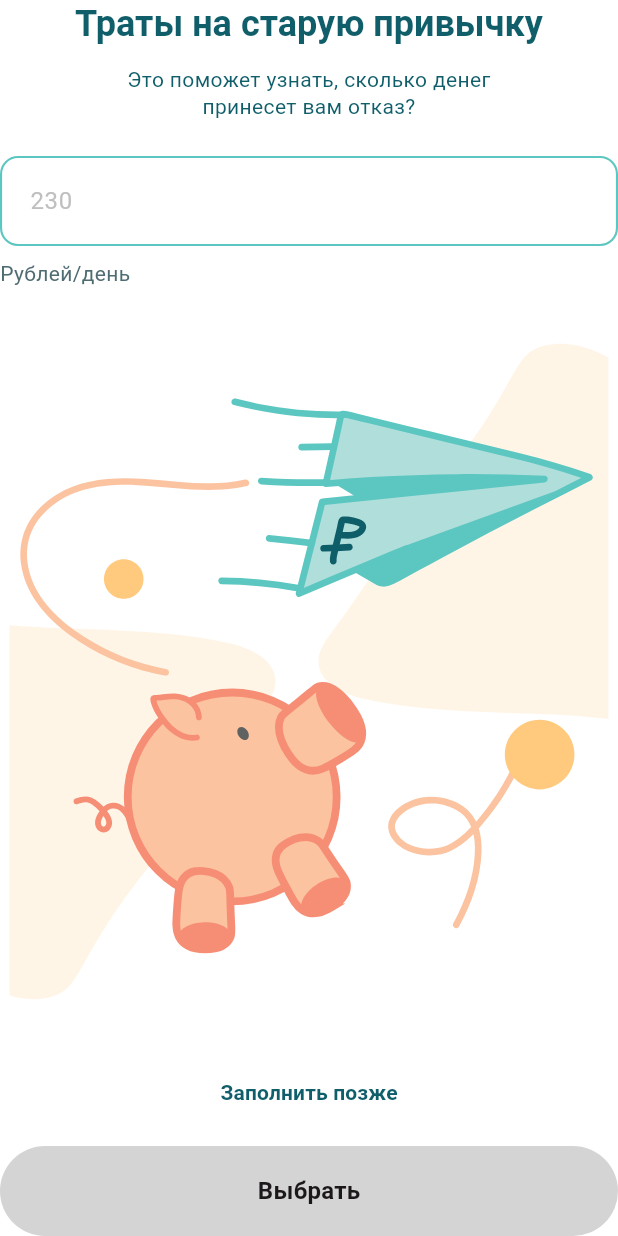
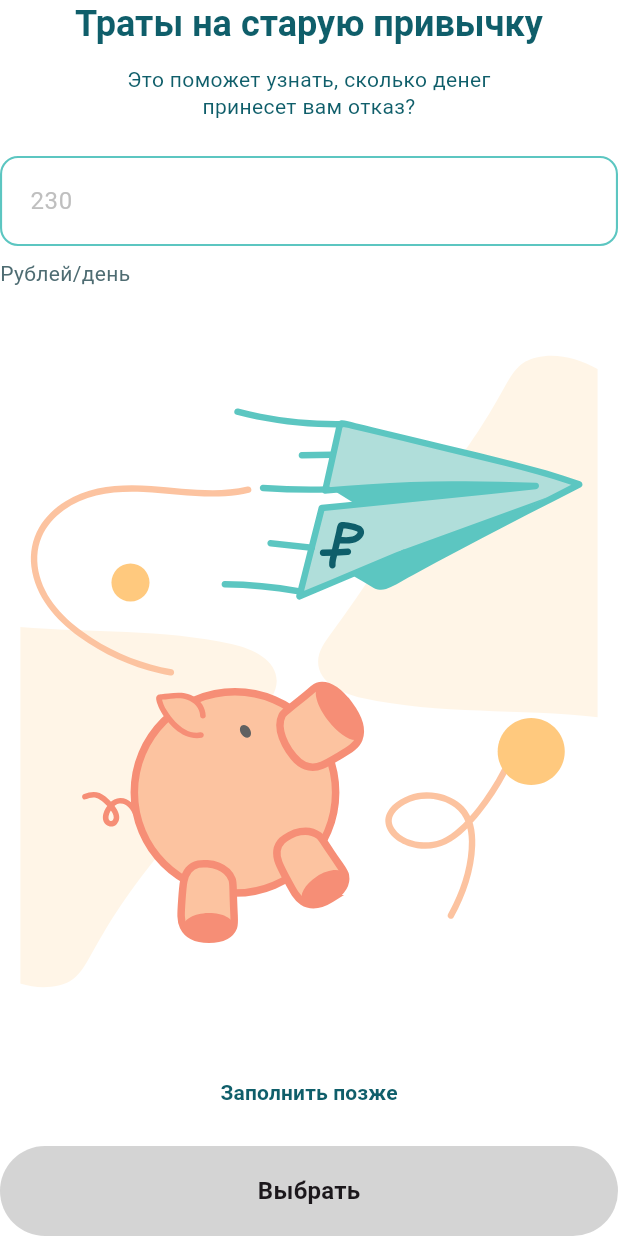
Before and after one commit to Sobol17/vairoo-app, a Flutter app: the HabitSpendingStep widget shown alone on an empty page, opened directly with empty values, on a phone screen of 412 x 824 dp. Run offline on Flutter 3.47's test engine with Material 3 defaults, Android fonts, the phone set to English and light mode, and no system bars; our stand-ins replace dio, equatable, flutter_html, flutter_svg, go_router, mask_text_input_formatter and 3 more; accounts and stored records are empty.

Commit message:
fix habit

```diff
--- a/lib/src/features/auth/presentation/pages/auth_page.dart
+++ b/lib/src/features/auth/presentation/pages/auth_page.dart
@@ -26,7 +26,7 @@ class AuthPage extends StatelessWidget {
               return const SizedBox.shrink();
             }
             return Padding(
-              padding: const EdgeInsets.symmetric(horizontal: 24),
+              padding: const EdgeInsets.symmetric(horizontal: 24, vertical: 12),
               child: _AuthBody(controller: controller),
             );
           },
--- a/lib/src/features/auth/presentation/widgets/habit_spending_step.dart
+++ b/lib/src/features/auth/presentation/widgets/habit_spending_step.dart
@@ -123,13 +123,16 @@ class _HabitSpendingStepState extends State<HabitSpendingStep> {
         ),
         const Spacer(),
         Transform.scale(
-          scale: 1.3,
+          scale: 1.4,
           child: SvgPicture.asset(
             'assets/icons/habit_illustration.svg',
-            height: 380,
+            height: 340,
           ),
         ),
         const Spacer(),
+        SafeArea(
+          child: Column(
+            children: [
               TextButton(
                 onPressed: widget.isLoading ? null : widget.onSkip,
                 child: const Text(
@@ -147,6 +150,9 @@ class _HabitSpendingStepState extends State<HabitSpendingStep> {
                 isLoading: widget.isLoading,
               ),
             ],
+          ),
+        ),
+      ],
     );
   }
 }
```
Lines whose indentation alone changed are shown as unchanged.
